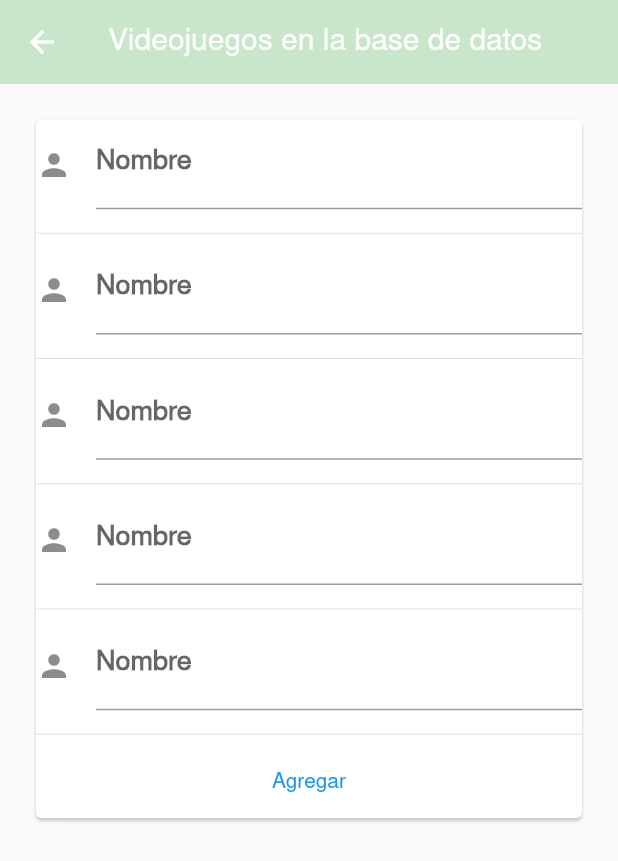
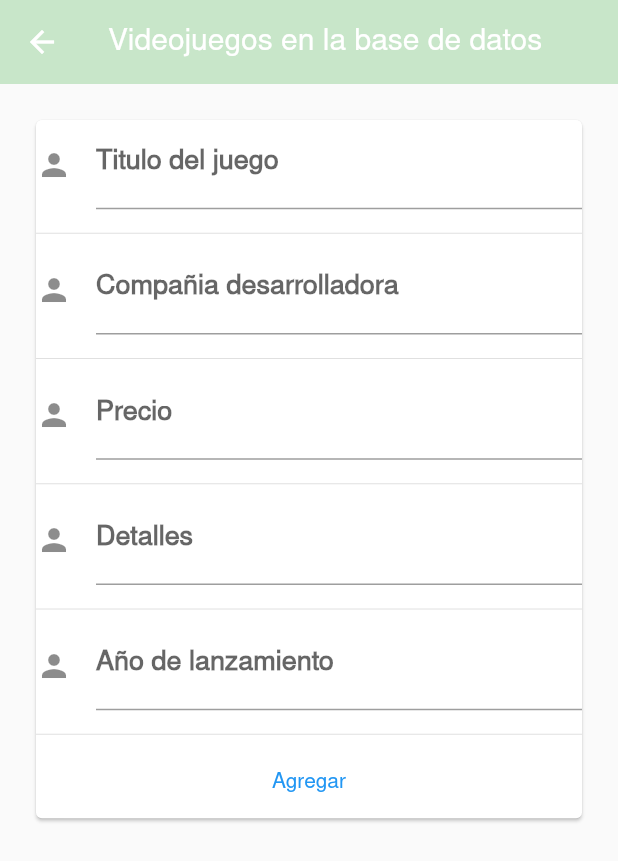
Before and after one commit to eduardo99ja/crud_PA_T1_6, a Flutter app: the ScreenGame screen opened directly, on a phone screen of 412 x 824 dp. Shown: the top 861 px of the screen. Run offline on Flutter 3.47's test engine with Material 2 defaults, Android fonts, the phone set to English and light mode, and no system bars; our stand-ins replace firebase_auth, firebase_core, firebase_database, flutter_custom_clippers; missing offline and left inert: ndialog; accounts and stored records are empty.

Commit message:
Crud Game

```diff
--- a/lib/main.dart
+++ b/lib/main.dart
@@ -24,7 +24,7 @@ class _MyAppState extends State<MyApp> {
     return MaterialApp(
       debugShowCheckedModeBanner: false,
       title: '',
-      initialRoute: 'register',
+      initialRoute: 'home',
       theme: ThemeData(
           fontFamily: 'NimbusSans',
           appBarTheme: AppBarTheme(elevation: 0),
--- a/lib/src/pages/view/view_videogame.dart
+++ b/lib/src/pages/view/view_videogame.dart
@@ -47,7 +47,7 @@ class _ScreenGameState extends State<ScreenGame> {
                   controller: nameController,
                   style: TextStyle(fontWeight: FontWeight.bold, fontSize: 18.0),
                   decoration: InputDecoration(
-                      icon: Icon(Icons.person), labelText: 'Nombre'),
+                      icon: Icon(Icons.person), labelText: 'Titulo del juego'),
                   keyboardType: TextInputType.text,
                 ),
                 Padding(padding: EdgeInsets.only(top: 8.0)),
@@ -56,7 +56,8 @@ class _ScreenGameState extends State<ScreenGame> {
                   controller: devController,
                   style: TextStyle(fontWeight: FontWeight.bold, fontSize: 18.0),
                   decoration: InputDecoration(
-                      icon: Icon(Icons.person), labelText: 'Nombre'),
+                      icon: Icon(Icons.person),
+                      labelText: 'Compañia desarrolladora'),
                   keyboardType: TextInputType.text,
                 ),
                 Padding(padding: EdgeInsets.only(top: 8.0)),
@@ -65,7 +66,7 @@ class _ScreenGameState extends State<ScreenGame> {
                   controller: priceController,
                   style: TextStyle(fontWeight: FontWeight.bold, fontSize: 18.0),
                   decoration: InputDecoration(
-                      icon: Icon(Icons.person), labelText: 'Nombre'),
+                      icon: Icon(Icons.person), labelText: 'Precio'),
                   keyboardType: TextInputType.text,
                 ),
                 Padding(padding: EdgeInsets.only(top: 8.0)),
@@ -74,7 +75,7 @@ class _ScreenGameState extends State<ScreenGame> {
                   controller: detailsController,
                   style: TextStyle(fontWeight: FontWeight.bold, fontSize: 18.0),
                   decoration: InputDecoration(
-                      icon: Icon(Icons.person), labelText: 'Nombre'),
+                      icon: Icon(Icons.person), labelText: 'Detalles'),
                   keyboardType: TextInputType.text,
                 ),
                 Padding(padding: EdgeInsets.only(top: 8.0)),
@@ -83,7 +84,8 @@ class _ScreenGameState extends State<ScreenGame> {
                   controller: ageController,
                   style: TextStyle(fontWeight: FontWeight.bold, fontSize: 18.0),
                   decoration: InputDecoration(
-                      icon: Icon(Icons.person), labelText: 'Nombre'),
+                      icon: Icon(Icons.person),
+                      labelText: 'Año de lanzamiento'),
                   keyboardType: TextInputType.text,
                 ),
                 Padding(padding: EdgeInsets.only(top: 8.0)),
```
